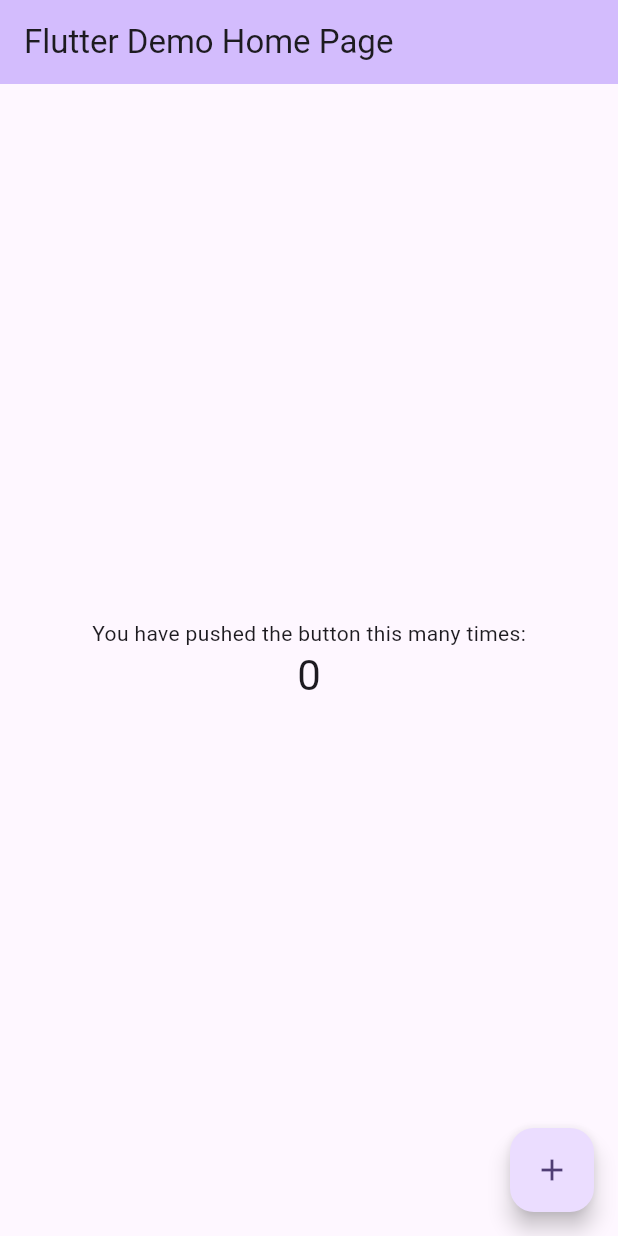
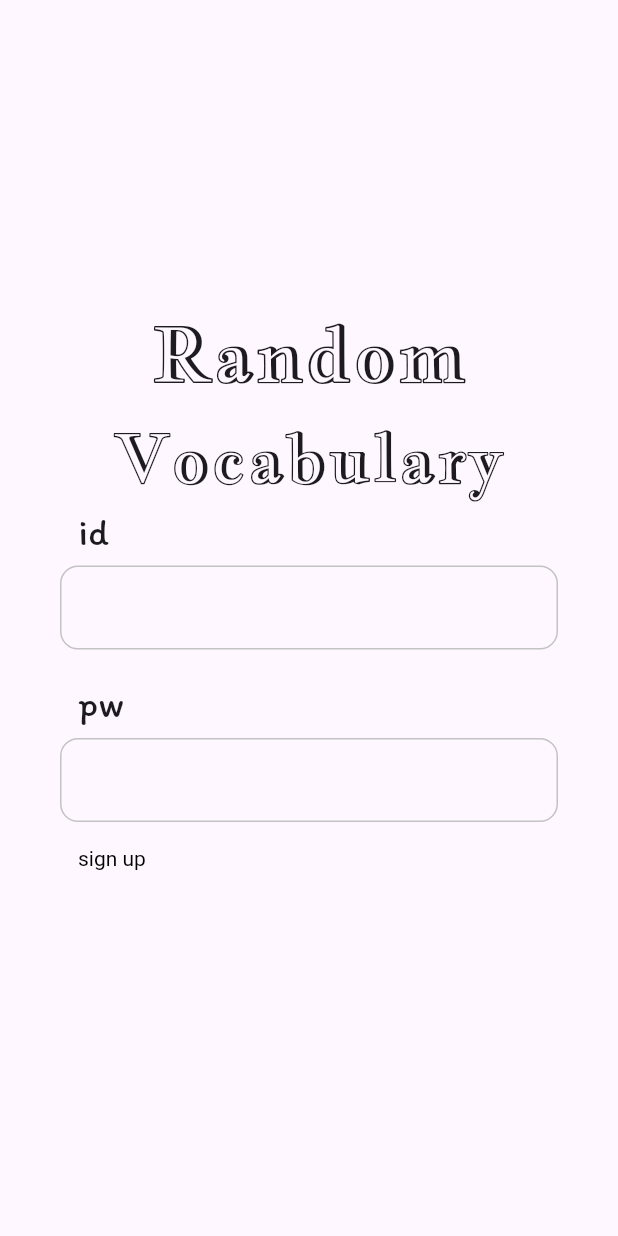
Before and after one commit to jinscodes/rv_app, a Flutter app: the screen it shows after launch, on a phone screen of 412 x 824 dp. Run offline on Flutter 3.47's test engine with Material 3 defaults, Android fonts, the phone set to English and light mode, and no system bars.

Commit message:
Posting: ts-types

```diff
--- a/lib/main.dart
+++ b/lib/main.dart
@@ -1,4 +1,5 @@
 import 'package:flutter/material.dart';
+import 'package:rv_app/widgets/login/loginInput.dart';
 
 void main() {
   runApp(const MyApp());
@@ -7,119 +8,88 @@
 class MyApp extends StatelessWidget {
   const MyApp({super.key});
 
-  // This widget is the root of your application.
   @override
   Widget build(BuildContext context) {
     return MaterialApp(
-      title: 'Flutter Demo',
+      title: 'Random Voca App',
       theme: ThemeData(
-        // This is the theme of your application.
-        //
-        // TRY THIS: Try running your application with "flutter run". You'll see
-        // the application has a purple toolbar. Then, without quitting the app,
-        // try changing the seedColor in the colorScheme below to Colors.green
-        // and then invoke "hot reload" (save your changes or press the "hot
-        // reload" button in a Flutter-supported IDE, or press "r" if you used
-        // the command line to start the app).
-        //
-        // Notice that the counter didn't reset back to zero; the application
-        // state is not lost during the reload. To reset the state, use hot
-        // restart instead.
-        //
-        // This works for code too, not just values: Most code changes can be
-        // tested with just a hot reload.
         colorScheme: ColorScheme.fromSeed(seedColor: Colors.deepPurple),
         useMaterial3: true,
       ),
-      home: const MyHomePage(title: 'Flutter Demo Home Page'),
+      home: const LogIn(),
     );
   }
 }
 
-class MyHomePage extends StatefulWidget {
-  const MyHomePage({super.key, required this.title});
-
-  // This widget is the home page of your application. It is stateful, meaning
-  // that it has a State object (defined below) that contains fields that affect
-  // how it looks.
-
-  // This class is the configuration for the state. It holds the values (in this
-  // case the title) provided by the parent (in this case the App widget) and
-  // used by the build method of the State. Fields in a Widget subclass are
-  // always marked "final".
-
-  final String title;
-
-  @override
-  State<MyHomePage> createState() => _MyHomePageState();
-}
-
-class _MyHomePageState extends State<MyHomePage> {
-  int _counter = 0;
-
-  void _incrementCounter() {
-    setState(() {
-      // This call to setState tells the Flutter framework that something has
-      // changed in this State, which causes it to rerun the build method below
-      // so that the display can reflect the updated values. If we changed
-      // _counter without calling setState(), then the build method would not be
-      // called again, and so nothing would appear to happen.
-      _counter++;
-    });
-  }
+class LogIn extends StatelessWidget {
+  const LogIn({super.key});
 
   @override
   Widget build(BuildContext context) {
-    // This method is rerun every time setState is called, for instance as done
-    // by the _incrementCounter method above.
-    //
-    // The Flutter framework has been optimized to make rerunning build methods
-    // fast, so that you can just rebuild anything that needs updating rather
-    // than having to individually change instances of widgets.
     return Scaffold(
-      appBar: AppBar(
-        // TRY THIS: Try changing the color here to a specific color (to
-        // Colors.amber, perhaps?) and trigger a hot reload to see the AppBar
-        // change color while the other colors stay the same.
-        backgroundColor: Theme.of(context).colorScheme.inversePrimary,
-        // Here we take the value from the MyHomePage object that was created by
-        // the App.build method, and use it to set our appbar title.
-        title: Text(widget.title),
-      ),
-      body: Center(
-        // Center is a layout widget. It takes a single child and positions it
-        // in the middle of the parent.
-        child: Column(
-          // Column is also a layout widget. It takes a list of children and
-          // arranges them vertically. By default, it sizes itself to fit its
-          // children horizontally, and tries to be as tall as its parent.
-          //
-          // Column has various properties to control how it sizes itself and
-          // how it positions its children. Here we use mainAxisAlignment to
-          // center the children vertically; the main axis here is the vertical
-          // axis because Columns are vertical (the cross axis would be
-          // horizontal).
-          //
-          // TRY THIS: Invoke "debug painting" (choose the "Toggle Debug Paint"
-          // action in the IDE, or press "p" in the console), to see the
-          // wireframe for each widget.
-          mainAxisAlignment: MainAxisAlignment.center,
-          children: <Widget>[
-            const Text(
-              'You have pushed the button this many times:',
+      body: GestureDetector(
+        onTap: () {
+          FocusScope.of(context).unfocus();
+        },
+        child: SingleChildScrollView(
+          child: Center(
+            child: Padding(
+              padding: const EdgeInsets.symmetric(
+                horizontal: 40,
+                vertical: 200,
+              ),
+              child: Column(
+                children: [
+                  const Column(
+                    children: [
+                      Text(
+                        "Random",
+                        style: TextStyle(
+                          fontFamily: "JacquesFrancoisShadow",
+                          fontSize: 50,
+                        ),
+                      ),
+                      Text(
+                        "Vocabulary",
+                        style: TextStyle(
+                          fontFamily: "JacquesFrancoisShadow",
+                          fontSize: 45,
+                        ),
+                      ),
+                    ],
+                  ),
+                  Column(
+                    crossAxisAlignment: CrossAxisAlignment.start,
+                    children: [
+                      const LoginInput(
+                        title: "id",
+                      ),
+                      const SizedBox(
+                        height: 18,
+                      ),
+                      const LoginInput(
+                        title: "pw",
+                      ),
+                      TextButton(
+                        style: TextButton.styleFrom(
+                          foregroundColor: Colors.black,
+                          textStyle: const TextStyle(
+                            color: Colors.black,
+                          ),
+                        ),
+                        onPressed: () {},
+                        child: const Text(
+                          "sign up",
+                        ),
+                      ),
+                    ],
+                  )
+                ],
+              ),
             ),
-            Text(
-              '$_counter',
-              style: Theme.of(context).textTheme.headlineMedium,
-            ),
-          ],
+          ),
         ),
       ),
-      floatingActionButton: FloatingActionButton(
-        onPressed: _incrementCounter,
-        tooltip: 'Increment',
-        child: const Icon(Icons.add),
-      ), // This trailing comma makes auto-formatting nicer for build methods.
     );
   }
 }
--- /dev/null
+++ b/lib/widgets/login/loginInput.dart
@@ -0,0 +1,62 @@
+import 'package:flutter/material.dart';
+
+class LoginInput extends StatelessWidget {
+  final String title;
+
+  const LoginInput({
+    super.key,
+    required this.title,
+  });
+
+  @override
+  Widget build(BuildContext context) {
+    return Column(
+      children: [
+        Form(
+          child: Theme(
+            data: ThemeData(
+              primaryColor: Colors.black.withOpacity(0.2),
+            ),
+            child: Column(
+              crossAxisAlignment: CrossAxisAlignment.start,
+              children: [
+                Padding(
+                  padding: const EdgeInsets.only(left: 12, bottom: 5),
+                  child: Text(
+                    title,
+                    style: const TextStyle(
+                      fontFamily: "Itim",
+                      fontSize: 25,
+                    ),
+                  ),
+                ),
+                TextField(
+                  decoration: InputDecoration(
+                    enabledBorder: OutlineInputBorder(
+                      borderSide: const BorderSide(
+                        color: Color(0xFFC3C3C3),
+                      ),
+                      borderRadius: BorderRadius.circular(12),
+                    ),
+                    focusedBorder: OutlineInputBorder(
+                      borderSide: const BorderSide(
+                        color: Color(0xFF838383),
+                      ),
+                      borderRadius: BorderRadius.circular(12),
+                    ),
+                    errorBorder: OutlineInputBorder(
+                      borderSide: const BorderSide(
+                        color: Colors.red,
+                      ),
+                      borderRadius: BorderRadius.circular(12),
+                    ),
+                  ),
+                ),
+              ],
+            ),
+          ),
+        )
+      ],
+    );
+  }
+}
```
Also changed, not shown: pubspec.yaml (+19 -15 lines), fonts/Itim-Regular.ttf (added), fonts/JacquesFrancoisShadow-Regular.ttf (added), 25 other files.
